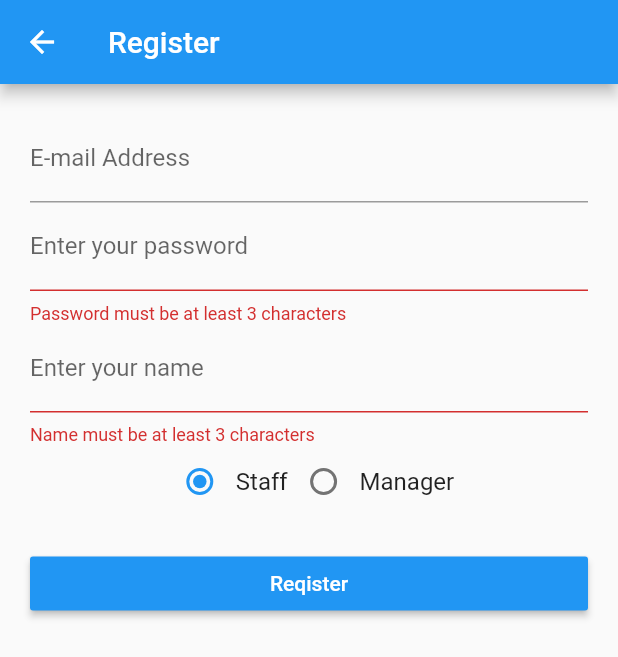
After one commit to palucdev/Warehouse_mobile, a Flutter app: the RegisterScreen screen opened directly, after a tap on "Reqister", on a phone screen of 412 x 824 dp. The commit adds this screen. Shown: the top 657 px of the screen. Run offline on Flutter 3.47's test engine with Material 2 defaults, Android fonts, the phone set to English and light mode, and no system bars; our stand-ins replace google_sign_in, shared_preferences; missing offline and left inert: validate; accounts and stored records are empty.

Commit message:
Register screen and REST communication added

```diff
--- a/lib/data/rest_ds.dart
+++ b/lib/data/rest_ds.dart
@@ -14,6 +14,7 @@ class RestDatasource {
   static const API_ENDPOINT = 'http://192.168.0.171';
   static const BASE_URL = API_ENDPOINT + ":" + APP_PORT + API_BASE;
   static const LOGIN_URL = BASE_URL + "/login";
+  static const REGISTER_URL = BASE_URL + "/user";
   static const GOOGLE_LOGIN_URL = BASE_URL + "/auth/google";
   static const PRODUCTS_URL = BASE_URL + "/products";
 
@@ -50,6 +51,33 @@ class RestDatasource {
     }).catchError((error) {
       //some error popup
       print('Login error: ' + error.toString());
+    });
+  }
+
+  Future<User> register(String email, String password, String name, num role) async {
+    Map<String, String> body = {
+      'email': email,
+      'password': password,
+      'name': name,
+      'role': role.toString(),
+      'accType': 0.toString()
+    };
+
+    var headers = await _getHeaders(auth: false);
+
+    return _netUtil
+      .post(REGISTER_URL, body: json.encode(body), headers: headers)
+      .then((dynamic res) {
+      var resMap = json.decode(res);
+
+      try {
+        return new User.fromJson(resMap);
+      } catch (e) {
+        throw Exception('Malformed response body');
+      }
+    }).catchError((error) {
+      //some error popup
+      print('Register error: ' + error.toString());
     });
   }
 
--- /dev/null
+++ b/lib/screens/register.dart
@@ -0,0 +1,161 @@
+import 'package:flutter/material.dart';
+import 'package:flutter/widgets.dart';
+import 'package:validate/validate.dart';
+import 'package:warehouse_mobile/data/db_helper.dart';
+import 'package:warehouse_mobile/data/rest_ds.dart';
+import 'package:warehouse_mobile/model/user.dart';
+import 'package:warehouse_mobile/services/navigation_service.dart';
+import 'package:warehouse_mobile/utils/shared_pref_util.dart';
+
+class _RegisterData {
+	String email = '';
+	String password = '';
+	String name = '';
+	num role = 0;
+	num accType = 0;
+}
+
+class RegisterScreenState extends State<RegisterScreen> {
+
+	BuildContext _ctx;
+
+	final GlobalKey<FormState> _formKey = new GlobalKey<FormState>();
+	_RegisterData _data = new _RegisterData();
+
+	RestDatasource api = new RestDatasource();
+
+  @override
+  Widget build(BuildContext context) {
+		this._ctx = context;
+		final Size screenSize = MediaQuery.of(context).size;
+
+		return new Scaffold(
+			appBar: new AppBar(
+				title: new Text('Register'),
+			),
+			body: new Container(
+				padding: new EdgeInsets.all(20.0),
+				child: new Form(
+					key: this._formKey,
+					child: new ListView(children: <Widget>[
+						new TextFormField(
+							keyboardType: TextInputType.emailAddress,
+							decoration: new InputDecoration(
+								hintText: 'example@domain.com',
+								labelText: 'E-mail Address'),
+							validator: this._validateEmail,
+							onSaved: (String value) {
+								this._data.email = value;
+							},
+						),
+						new TextFormField(
+							obscureText: true,
+							decoration: new InputDecoration(
+								hintText: 'Password',
+								labelText: 'Enter your password'),
+							validator: this._validatePassword,
+							onSaved: (String value) {
+								this._data.password = value;
+							}),
+						new TextFormField(
+							decoration: new InputDecoration(
+								hintText: 'John Smith',
+								labelText: 'Enter your name'),
+							validator: this._validateName,
+							onSaved: (String value) {
+								this._data.name = value;
+							}),
+						new Row(
+							mainAxisAlignment: MainAxisAlignment.center,
+							children: <Widget>[
+								new Radio(value: 0, groupValue: this._data.role, onChanged: _handleRadioChange,),
+								new Text('Staff', style: new TextStyle(fontSize: 16.0)),
+								new Radio(value: 1, groupValue: this._data.role, onChanged: _handleRadioChange,),
+								new Text('Manager', style: new TextStyle(fontSize: 16.0))
+							],
+						),
+						new Container(
+							width: screenSize.width,
+							child: new RaisedButton(
+								child: new Text(
+									'Reqister',
+									style: new TextStyle(color: Colors.white),
+								),
+								onPressed: _submit,
+								color: Colors.blue,
+							),
+							margin: new EdgeInsets.only(top: 20.0),
+						)
+					]))));
+  }
+
+	void _handleRadioChange(num value) {
+  	setState(() {
+			this._data.role = value;
+  	});
+	}
+
+  String _validateName(String value) {
+		if (value.length < 3) {
+			return "Name must be at least 3 characters";
+		}
+
+		return null;
+	}
+
+	String _validateEmail(String value) {
+		try {
+			Validate.isEmail(value);
+		} catch (e) {
+			return "Email address must be valid (like example@gmail.com)";
+		}
+
+		return null;
+	}
+
+	String _validatePassword(String value) {
+		if (value.length < 3) {
+			return "Password must be at least 3 characters";
+		}
+
+		return null;
+	}
+
+	void _submit() {
+  	print('Register submit');
+		final form = _formKey.currentState;
+
+		if (form.validate()) {
+			form.save();
+
+			this.api.register(this._data.email, this._data.password,
+				this._data.name, this._data.role).then((User user) {
+				this.onRegisterSuccess(user);
+			}).catchError((Object error) => this.onRegisterError(error.toString()));
+		} else {
+			print('Register form invalid');
+		}
+	}
+
+	void onRegisterError(String errorText) {
+		print("Register error:");
+		print(errorText);
+	}
+
+	void onRegisterSuccess(User user) {
+		print("Register success");
+		var db = new DatabaseHelper();
+		db.saveUser(user);
+
+		SharedPreferencesUtil.saveToken(user.token).then((void v) {
+			new NavigationService().navigateTo(NavigationRoutes.PRODUCTS, this._ctx);
+		});
+	}
+}
+
+class RegisterScreen extends StatefulWidget {
+	@override
+	State<StatefulWidget> createState() {
+		return new RegisterScreenState();
+	}
+}
```
Also changed, not shown: lib/screens/login.dart (+20 -0 lines).
